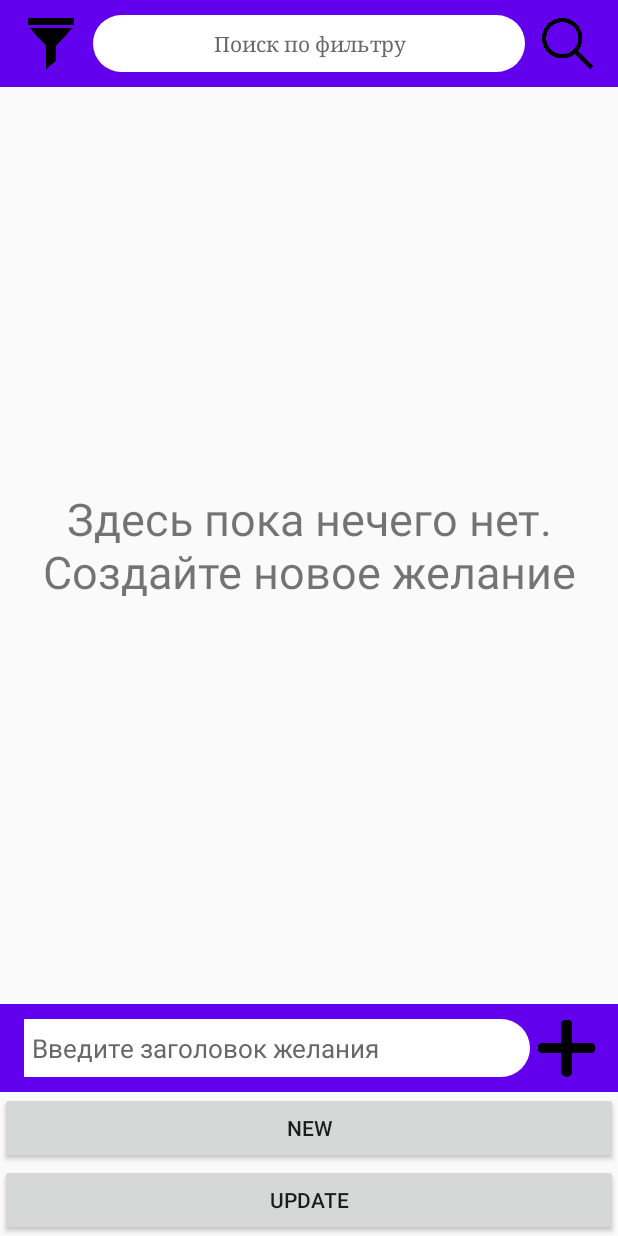
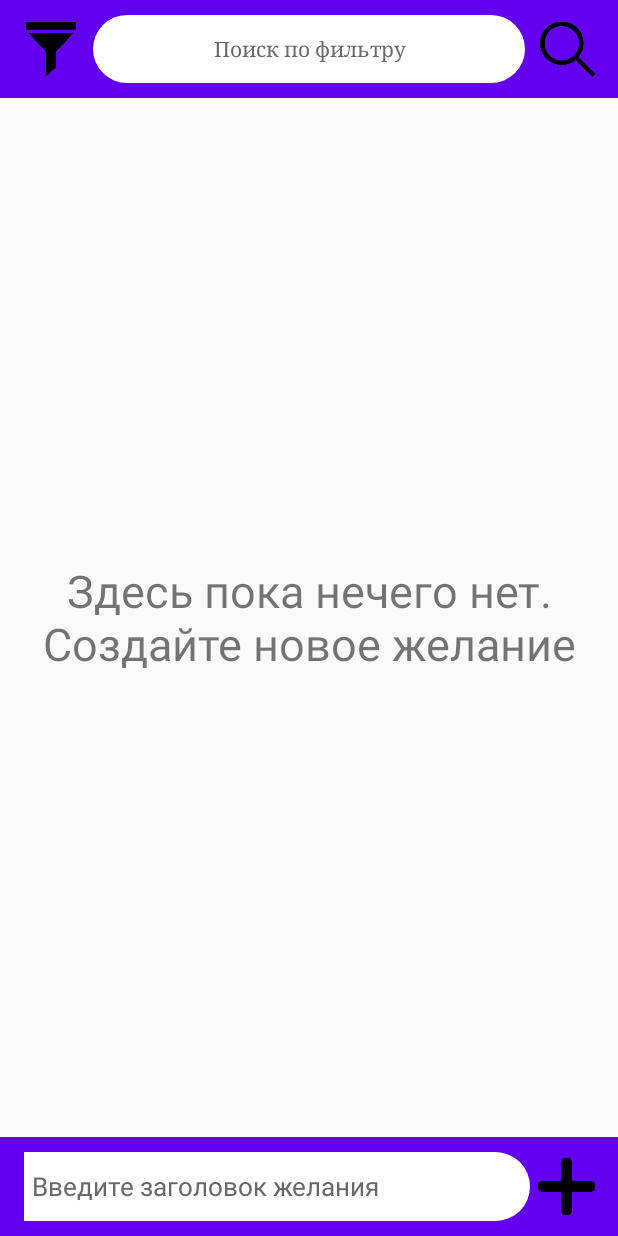
Before and after one commit to Kavrese/Desires, an Android app: the screen it shows after launch (MainActivity), on a phone screen of 412 x 824 dp. Run offline under Robolectric (Android 15) with nearby library versions, the phone set to English and light mode, and no system bars; libraries missing offline, so code that uses them is left out: com.raizlabs.android; 4 statements that could not run were skipped.

Commit message:
with error

```diff
--- a/app/src/main/res/layout/activity_main.xml
+++ b/app/src/main/res/layout/activity_main.xml
@@ -136,20 +136,6 @@
                 </LinearLayout>
             </androidx.appcompat.widget.Toolbar>
 
-            <Button
-                android:id="@+id/bt"
-                android:layout_width="match_parent"
-                android:layout_height="wrap_content"
-                android:onClick="onClick1"
-                android:text="new" />
-
-            <Button
-                android:id="@+id/button3"
-                android:layout_width="match_parent"
-                android:layout_height="wrap_content"
-                android:onClick="onClick2"
-                android:text="update" />
-
         </LinearLayout>
 
         <ImageView
```
Also changed, not shown: app/src/main/java/com/example/yourdesires/MainActivity.java (+22 -40 lines), app/src/main/java/com/example/yourdesires/model/Lost.java (+10 -0 lines).
